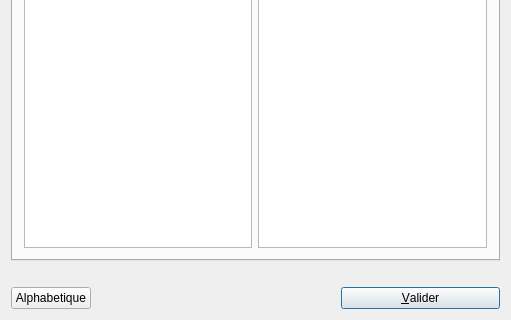
First picture: the form in UiQT4/desMCFact.ui, repository SalomePlatform/eficas_tools, before the edit; both pictures show x 0 to 511 and y 179 to 499 of the 511 by 499 pixel window.
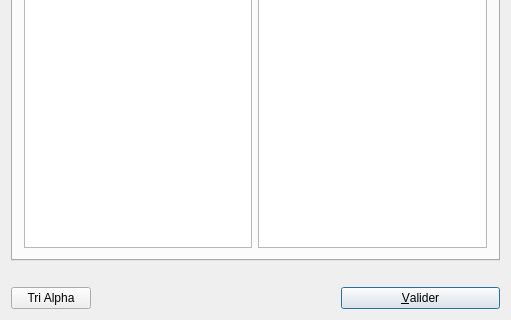
Second picture: the form after the edit.

Commit message: Bouton Tri Alpha

```diff
--- a/UiQT4/desMCFact.ui
+++ b/UiQT4/desMCFact.ui
@@ -107,7 +107,7 @@
    <item row="2" column="0" >
     <widget class="QPushButton" name="BAlpha" >
      <property name="text" >
-      <string>Alphabetique</string>
+      <string>Tri Alpha</string>
      </property>
     </widget>
    </item>
```
The commit also changes 2 other files.
